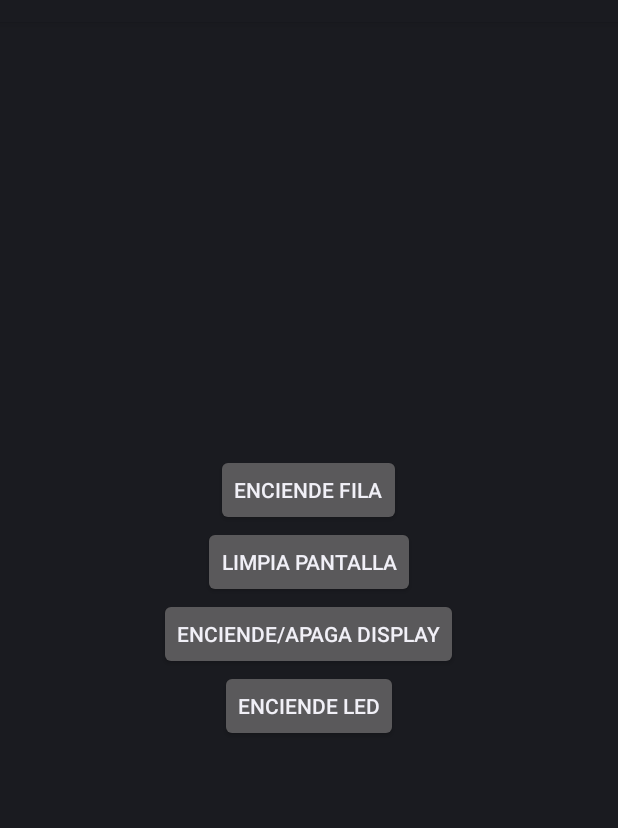
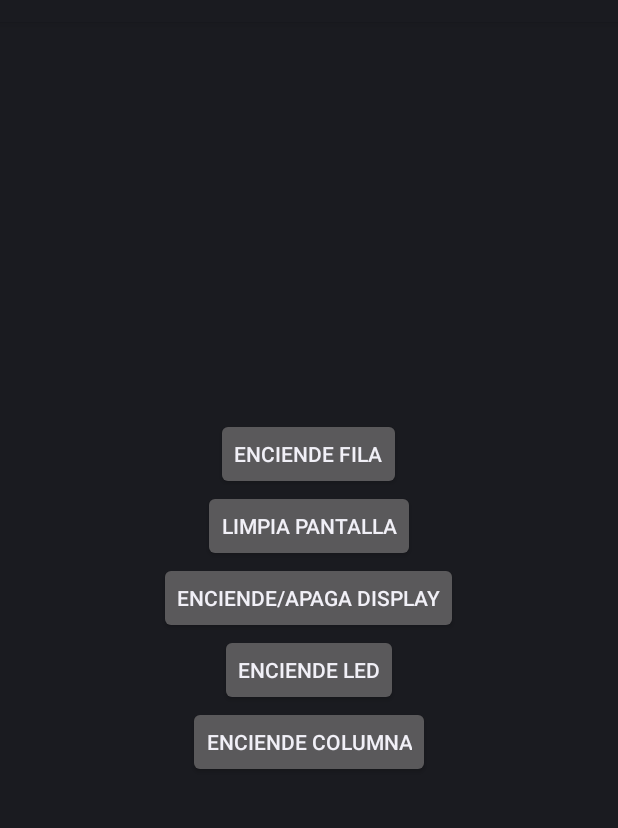
Before and after one commit to egmdevops/led-matrix-lib, an Android app: the screen it shows after launch (MainActivity), on a phone screen of 412 x 824 dp, the part 62-890 px from its top. Run offline under Robolectric (Android 15) with nearby library versions, the phone set to English and light mode, and no system bars; libraries missing offline, so code that uses them is left out: com.google.android.things; 4 statements that could not run were skipped.

Commit message:
Filas y columnas funcionando

```diff
--- a/app/src/main/res/layout/activity_main.xml
+++ b/app/src/main/res/layout/activity_main.xml
@@ -38,4 +38,11 @@
             android:onClick="onClick"
             android:text="Enciende Led"/>
 
+    <Button
+            android:id="@+id/btn5"
+            android:layout_width="wrap_content"
+            android:layout_height="wrap_content"
+            android:onClick="onClick"
+            android:text="Enciende Columna"/>
+
 </LinearLayout>
```
Also changed, not shown: app/src/main/java/com/egmdevelopers/ledmatrix/MainActivity.kt (+7 -1 lines), ledmatrixlib/src/main/java/com/egmdevelopers/ledmatrixlib/LedMatrix.kt (+21 -0 lines).
